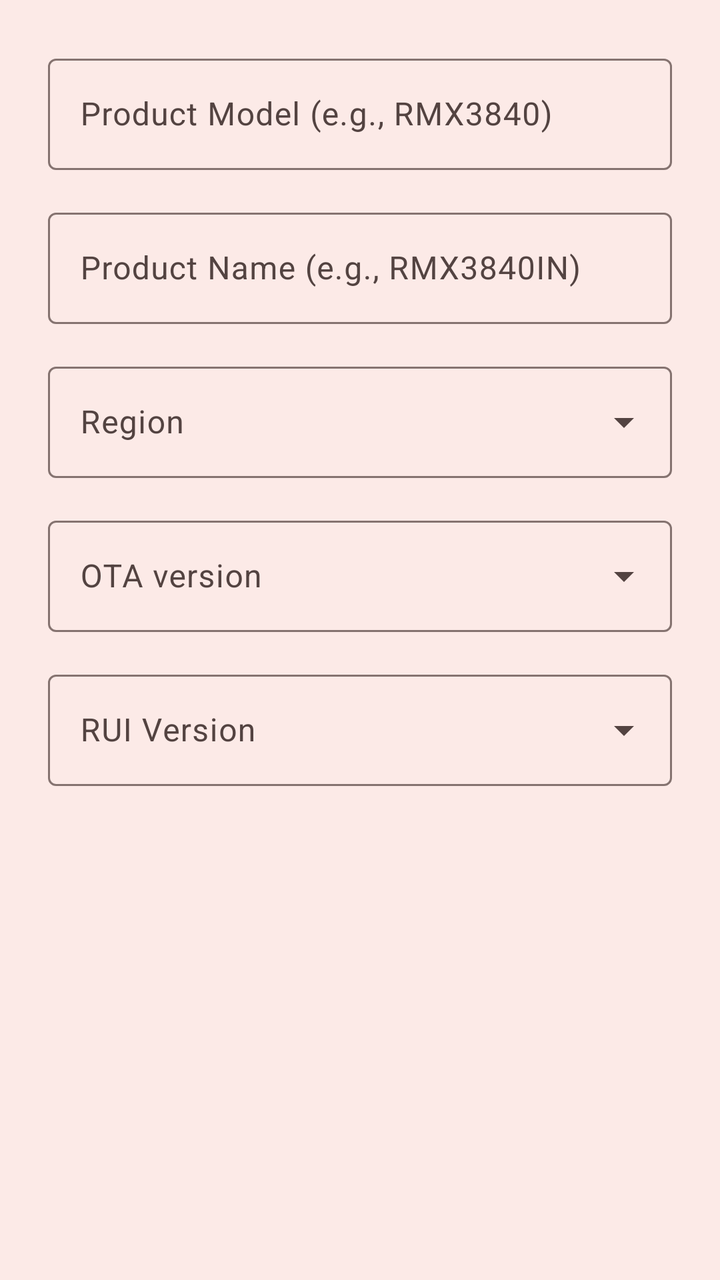
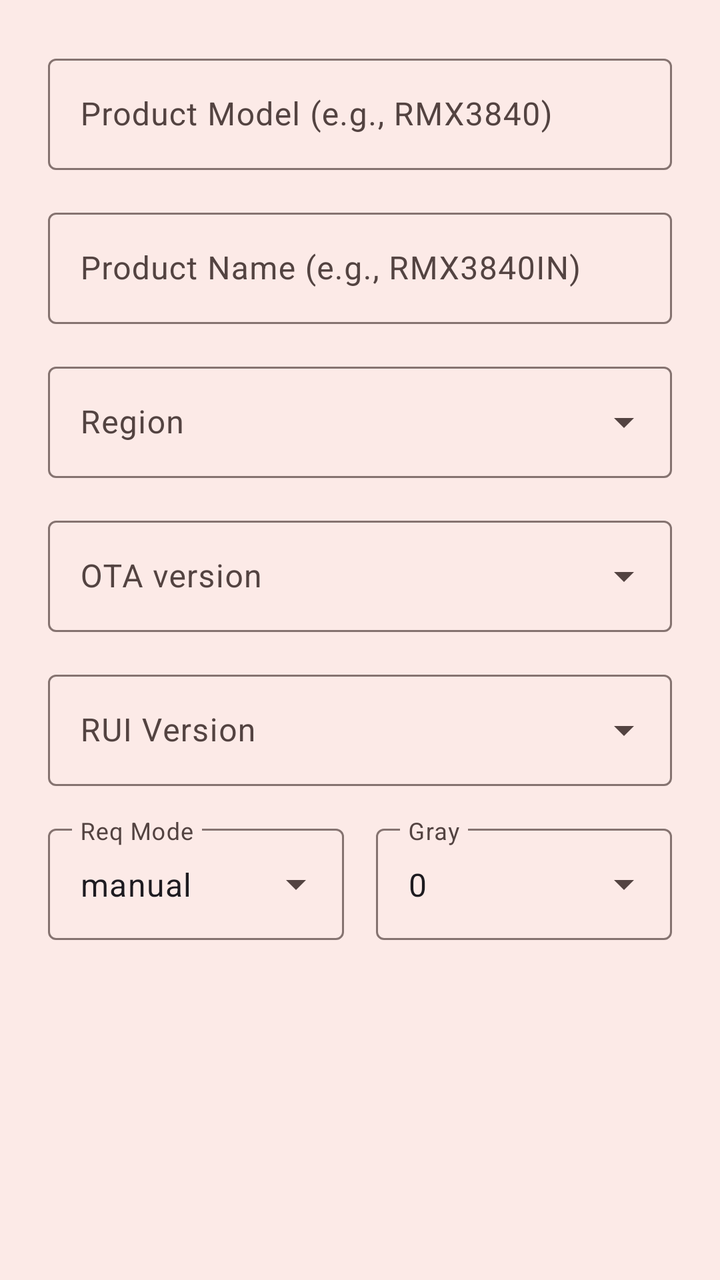

Compare the two renders of this Android layout. The source of the first and the diff that turns it into the second are given below.
<!-- AndroidManifest.xml: application theme Theme.OTAPulse -->
<!-- res/layout/dialog_add_variant.xml -->
<?xml version="1.0" encoding="utf-8"?>
<LinearLayout xmlns:android="http://schemas.android.com/apk/res/android"
    android:layout_width="match_parent"
    android:layout_height="wrap_content"
    android:orientation="vertical"
    android:padding="24dp">

    <com.google.android.material.textfield.TextInputLayout
        style="@style/Widget.Material3.TextInputLayout.OutlinedBox"
        android:layout_width="match_parent"
        android:layout_height="wrap_content"
        android:hint="Product Model (e.g., RMX3840)">

        <com.google.android.material.textfield.TextInputEditText
            android:id="@+id/inputProductModel"
            android:layout_width="match_parent"
            android:layout_height="wrap_content" />
    </com.google.android.material.textfield.TextInputLayout>

    <com.google.android.material.textfield.TextInputLayout
        style="@style/Widget.Material3.TextInputLayout.OutlinedBox"
        android:layout_width="match_parent"
        android:layout_height="wrap_content"
        android:layout_marginTop="16dp"
        android:hint="Product Name (e.g., RMX3840IN)">

        <com.google.android.material.textfield.TextInputEditText
            android:id="@+id/inputProductName"
            android:layout_width="match_parent"
            android:layout_height="wrap_content" />
    </com.google.android.material.textfield.TextInputLayout>

    <com.google.android.material.textfield.TextInputLayout
        style="@style/Widget.Material3.TextInputLayout.OutlinedBox.ExposedDropdownMenu"
        android:layout_width="match_parent"
        android:layout_height="wrap_content"
        android:layout_marginTop="16dp"
        android:hint="Region">

        <AutoCompleteTextView
            android:id="@+id/spinnerRegion"
            android:layout_width="match_parent"
            android:layout_height="wrap_content"
            android:inputType="none" />
    </com.google.android.material.textfield.TextInputLayout>

    <com.google.android.material.textfield.TextInputLayout
        style="@style/Widget.Material3.TextInputLayout.OutlinedBox.ExposedDropdownMenu"
        android:layout_width="match_parent"
        android:layout_height="wrap_content"
        android:layout_marginTop="16dp"
        android:hint="OTA version">

        <AutoCompleteTextView
            android:id="@+id/spinnerVersionLetter"
            android:layout_width="match_parent"
            android:layout_height="wrap_content"
            android:inputType="none" />
    </com.google.android.material.textfield.TextInputLayout>

    <com.google.android.material.textfield.TextInputLayout
        android:id="@+id/ruiVersionLayout"
        style="@style/Widget.Material3.TextInputLayout.OutlinedBox.ExposedDropdownMenu"
        android:layout_width="match_parent"
        android:layout_height="wrap_content"
        android:layout_marginTop="16dp"
        android:hint="RUI Version">

        <AutoCompleteTextView
            android:id="@+id/spinnerRuiVersion"
            android:layout_width="match_parent"
            android:layout_height="wrap_content"
            android:inputType="none" />
    </com.google.android.material.textfield.TextInputLayout>

</LinearLayout>
<!-- resources referenced by this layout -->
<resources>
  <color name="colorPrimary">#BA1A1A</color>
  <color name="colorOnPrimary">#FFFFFF</color>
  <color name="colorPrimaryContainer">#FFDAD5</color>
  <color name="colorOnPrimaryContainer">#410002</color>
  <color name="colorSecondary">#775652</color>
  <color name="colorOnSecondary">#FFFFFF</color>
  <color name="colorSecondaryContainer">#FFDAD5</color>
  <color name="colorOnSecondaryContainer">#2C1512</color>
  <color name="colorTertiary">#715B2E</color>
  <color name="colorOnTertiary">#FFFFFF</color>
  <color name="colorTertiaryContainer">#FDE1A7</color>
  <color name="colorOnTertiaryContainer">#261900</color>
  <color name="colorError">#BA1A1A</color>
  <color name="colorOnError">#FFFFFF</color>
  <color name="colorErrorContainer">#FFDAD5</color>
  <color name="colorOnErrorContainer">#410002</color>
  <color name="colorSurface">#FDECEA</color>
  <color name="colorOnSurface">#201A19</color>
  <color name="colorSurfaceVariant">#F5DDD9</color>
  <color name="colorOnSurfaceVariant">#534341</color>
  <color name="colorOutline">#857370</color>
  <color name="colorOutlineVariant">#D8C2BE</color>
  <color name="colorBackground">#FDECEA</color>
  <color name="colorOnBackground">#201A19</color>
  <color name="colorSurfaceContainerLowest">#FFFFFF</color>
  <color name="colorSurfaceContainerLow">#FFF8F6</color>
  <color name="colorSurfaceContainer">#FCEAE7</color>
  <color name="colorSurfaceContainerHigh">#F6E4E1</color>
  <color name="colorSurfaceContainerHighest">#F0DEDE</color>
  <style name="Widget.App.MaterialCardView" parent="Widget.Material3.CardView.Filled">
          <item name="shapeAppearance">@style/ShapeAppearance.Material3.Corner.Large</item>
      </style>
  <style name="Widget.App.PopupMenu" parent="Widget.Material3.PopupMenu">
          <item name="android:popupBackground">@drawable/bg_popup_menu</item>
      </style>
  <style name="Widget.App.ListPopupWindow" parent="Widget.AppCompat.ListPopupWindow">
          <item name="android:popupBackground">@drawable/bg_popup_menu</item>
      </style>
  <!-- drawable bg_popup_menu (drawable) -->
  <?xml version="1.0" encoding="utf-8"?>
  <shape xmlns:android="http://schemas.android.com/apk/res/android">
      <solid android:color="?attr/colorSurfaceContainerHigh" />
      <corners android:radius="20dp" />
  </shape>
  <!-- unchanged entries left out for length: 1 -->
</resources>

<!-- the commit's change to res/layout/dialog_add_variant.xml (unified diff, before → after) -->
@@ -1,9 +1,14 @@
 <?xml version="1.0" encoding="utf-8"?>
-<LinearLayout xmlns:android="http://schemas.android.com/apk/res/android"
+<ScrollView xmlns:android="http://schemas.android.com/apk/res/android"
     android:layout_width="match_parent"
     android:layout_height="wrap_content"
-    android:orientation="vertical"
-    android:padding="24dp">
+    android:fillViewport="true">
+
+    <LinearLayout
+        android:layout_width="match_parent"
+        android:layout_height="wrap_content"
+        android:orientation="vertical"
+        android:padding="24dp">
 
     <com.google.android.material.textfield.TextInputLayout
         style="@style/Widget.Material3.TextInputLayout.OutlinedBox"
@@ -73,4 +78,51 @@
             android:inputType="none" />
     </com.google.android.material.textfield.TextInputLayout>
 
+    <LinearLayout
+        android:layout_width="match_parent"
+        android:layout_height="wrap_content"
+        android:orientation="horizontal"
+        android:layout_marginTop="16dp"
+        android:baselineAligned="false">
+
+        <com.google.android.material.textfield.TextInputLayout
+            style="@style/Widget.Material3.TextInputLayout.OutlinedBox.ExposedDropdownMenu"
+            android:layout_width="0dp"
+            android:layout_height="wrap_content"
+            android:layout_weight="1"
+            android:layout_marginEnd="8dp"
+            android:hint="Req Mode">
+
+            <AutoCompleteTextView
+                android:id="@+id/spinnerReqMode"
+                android:layout_width="match_parent"
+                android:layout_height="wrap_content"
+                android:inputType="none"
+                android:maxLines="1"
+                android:singleLine="true"
+                android:ellipsize="end"
+                android:text="manual" />
+        </com.google.android.material.textfield.TextInputLayout>
+
+        <com.google.android.material.textfield.TextInputLayout
+            style="@style/Widget.Material3.TextInputLayout.OutlinedBox.ExposedDropdownMenu"
+            android:layout_width="0dp"
+            android:layout_height="wrap_content"
+            android:layout_weight="1"
+            android:layout_marginStart="8dp"
+            android:hint="Gray">
+
+            <AutoCompleteTextView
+                android:id="@+id/spinnerGray"
+                android:layout_width="match_parent"
+                android:layout_height="wrap_content"
+                android:inputType="none"
+                android:maxLines="1"
+                android:singleLine="true"
+                android:ellipsize="end"
+                android:text="0" />
+        </com.google.android.material.textfield.TextInputLayout>
+    </LinearLayout>
+
 </LinearLayout>
+</ScrollView>
